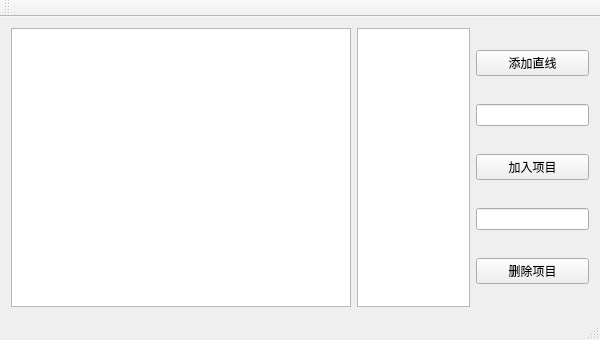
1143910315/Drawing, file mainwindow.ui: the form before one commit.
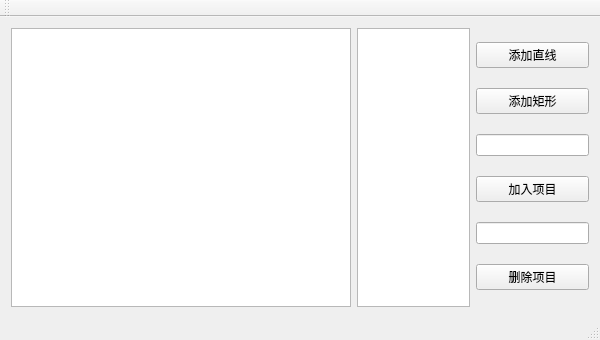
The form after the commit. Custom widgets are drawn as their Qt base class.

Diff of the .ui file:
```diff
--- a/mainwindow.ui
+++ b/mainwindow.ui
@@ -32,6 +32,13 @@
           </property>
          </widget>
         </item>
+        <item>
+         <widget class="QPushButton" name="pushButton_4">
+          <property name="text">
+           <string>添加矩形</string>
+          </property>
+         </widget>
+        </item>
         <item>
          <widget class="QLineEdit" name="lineEdit">
           <property name="toolTip">
```
